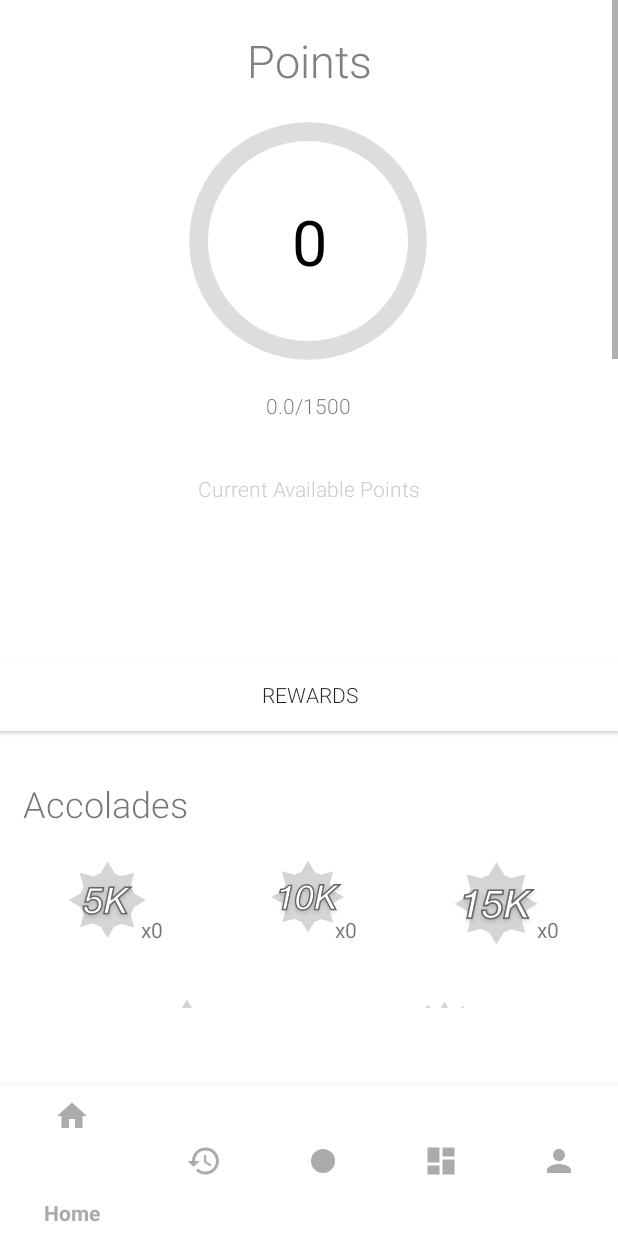
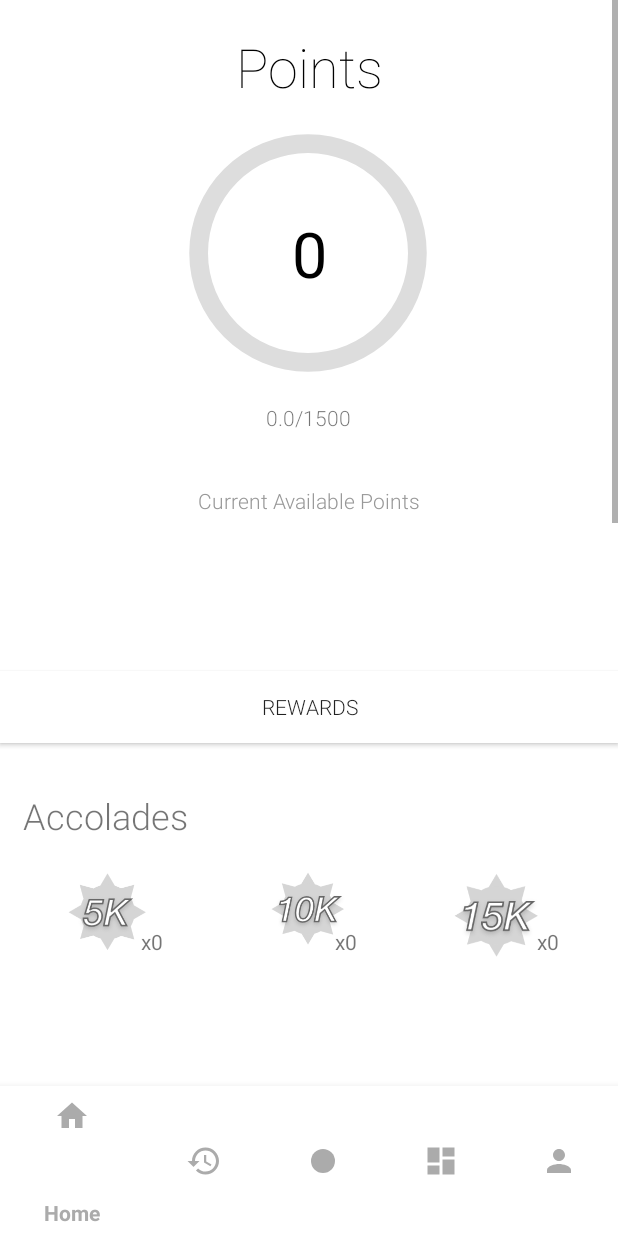
Before and after one commit to nicks1m/fitastic, an Android app: the pointsFrag screen opened through its navigation route, on a phone screen of 412 x 824 dp. Run offline under Robolectric (Android 15) with nearby library versions, the light colour scheme and no system bars; our stand-ins replace Firebase (no records; nobody signed in at launch, a user with empty details on screens opened directly), navigation-ui; network calls fail; 8 statements that could not run were skipped.

Commit message:
Rewards Page implementation, Updates to Points Frag

```diff
--- a/app/src/main/java/com/example/fitastic/homeFrag.java
+++ b/app/src/main/java/com/example/fitastic/homeFrag.java
@@ -59,6 +59,9 @@ public class homeFrag extends Fragment {
     private TextView homemsg;
 
     private LinearLayout layoutcontainer;
+    private LinearLayout layout_box;
+    private LinearLayout layout_date;
+    private LinearLayout layout_image_stats;
 
     private TextView recentDate;
     private ImageView recentRoute;
@@ -220,9 +223,9 @@ public class homeFrag extends Fragment {
     @RequiresApi(api = Build.VERSION_CODES.O)
     public void addRun(String date, String image, String distance, String duration, String pace){
 
-        LinearLayout layout_box = new LinearLayout(getActivity());
-        LinearLayout layout_date = new LinearLayout(getActivity());
-        LinearLayout layout_image_stats = new LinearLayout(getActivity());
+        layout_box = new LinearLayout(getActivity());
+        layout_date = new LinearLayout(getActivity());
+        layout_image_stats = new LinearLayout(getActivity());
         layout_image_stats.setOrientation(LinearLayout.HORIZONTAL);
 
         layout_box.setMinimumHeight(500);
--- a/app/src/main/java/com/example/fitastic/pointsFrag.java
+++ b/app/src/main/java/com/example/fitastic/pointsFrag.java
@@ -55,7 +55,7 @@ public class pointsFrag extends Fragment {
                      qty_15k,
                      qty_21k,
                      qty_42k;
-    private TextView challenge_title, challenge_points;
+    private TextView challenge_title, challenge_points, unfinished;
     private Button rewards_btn;
 
 
@@ -152,9 +152,7 @@ public class pointsFrag extends Fragment {
             }
         });
 
-        //Create Progress Bar
-        //Check accolades progression
-        //Calculate total points to next tier and represent as circular bar around tier level
+
 
         return v;
     }
@@ -202,16 +200,23 @@ public class pointsFrag extends Fragment {
         LinearLayout layout_box = new LinearLayout(getContext());
         challenge_title = new TextView(getContext());
         challenge_title.setText(title);
-        challenge_title.setWidth(300);
+        challenge_title.setEms(10);
+        challenge_title.setPadding(50,0,0,0);
         challenge_points = new TextView(getContext());
         challenge_points.setText(String.valueOf(points));
-        challenge_points.setWidth(300);
+        challenge_points.setEms(5);
+        challenge_points.setPadding(80,0,0,0);
+        unfinished = new TextView(getContext());
+        unfinished.setText("Unfinished");
+        unfinished.setEms(8);
+        unfinished.setPadding(80,0,0,0);
 
         layout_box.setBackgroundColor(getResources().getColor(R.color.challengeGrey));
-        layout_box.setMinimumHeight(200);
+        layout_box.setMinimumHeight(150);
         layout_box.setDividerPadding(50);
         layout_box.addView(challenge_title);
         layout_box.addView(challenge_points);
+        layout_box.addView(unfinished);
 
         challenges_layout.addView(layout_box);
 
--- a/app/src/main/res/layout/fragment_points.xml
+++ b/app/src/main/res/layout/fragment_points.xml
@@ -174,40 +174,12 @@
         <LinearLayout
             android:id="@+id/challenges_layout"
             android:layout_width="match_parent"
-            android:layout_height="1000dp"
+            android:layout_height="wrap_content"
             android:layout_marginTop="120dp"
             android:orientation="vertical"
             app:layout_constraintEnd_toEndOf="parent"
             app:layout_constraintStart_toStartOf="parent"
-            app:layout_constraintTop_toBottomOf="@+id/linearLayout2">
-
-            <LinearLayout
-                android:layout_width="match_parent"
-                android:layout_height="70dp"
-                android:background="#46CACACA"
-                android:orientation="horizontal">
-
-                <TextView
-                    android:id="@+id/textView17"
-                    android:layout_width="122dp"
-                    android:layout_height="51dp"
-                    android:text="Run 3 times this week" />
-
-                <TextView
-                    android:id="@+id/textView16"
-                    android:layout_width="210dp"
-                    android:layout_height="70dp"
-                    android:text="progressbar" />
-
-                <TextView
-                    android:id="@+id/textView14"
-                    android:layout_width="wrap_content"
-                    android:layout_height="wrap_content"
-                    android:layout_weight="1"
-                    android:text="1000 pts" />
-            </LinearLayout>
-
-        </LinearLayout>
+            app:layout_constraintTop_toBottomOf="@+id/linearLayout2"/>
 
         <ProgressBar
             android:id="@+id/progress_bar_points"
@@ -269,7 +241,7 @@
             android:layout_marginLeft="118dp"
             android:layout_marginEnd="118dp"
             android:layout_marginRight="118dp"
-            android:fontFamily="sans-serif-light"
+            android:fontFamily="sans-serif-thin"
             android:text="000000"
             android:textColor="#020202"
             android:textSize="56sp"
@@ -288,7 +260,7 @@
             android:layout_marginRight="70dp"
             android:fontFamily="sans-serif-light"
             android:text="Current Available Points"
-            android:textColor="#CDCDCD"
+            android:textColor="#989898"
             app:layout_constraintEnd_toEndOf="parent"
             app:layout_constraintHorizontal_bias="0.503"
             app:layout_constraintStart_toStartOf="parent"
@@ -303,10 +275,10 @@
             android:layout_marginTop="20dp"
             android:layout_marginEnd="153dp"
             android:layout_marginRight="153dp"
-            android:fontFamily="sans-serif-light"
+            android:fontFamily="sans-serif-thin"
             android:text="Points"
-            android:textColor="#808080"
-            android:textSize="30sp"
+            android:textColor="#000000"
+            android:textSize="36sp"
             app:layout_constraintEnd_toEndOf="parent"
             app:layout_constraintStart_toStartOf="parent"
             app:layout_constraintTop_toTopOf="parent" />
```
Also changed, not shown: app/src/main/java/com/example/fitastic/rewardsFrag.java (+44 -17 lines), app/src/main/java/com/example/fitastic/rewardsGenerator.java (+40 -5 lines), app/src/main/res/layout/fragment_rewards.xml (+7 -3 lines).
